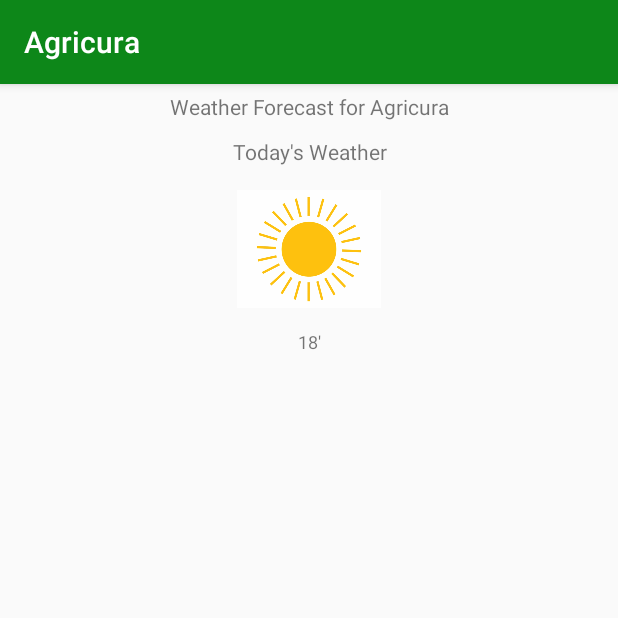
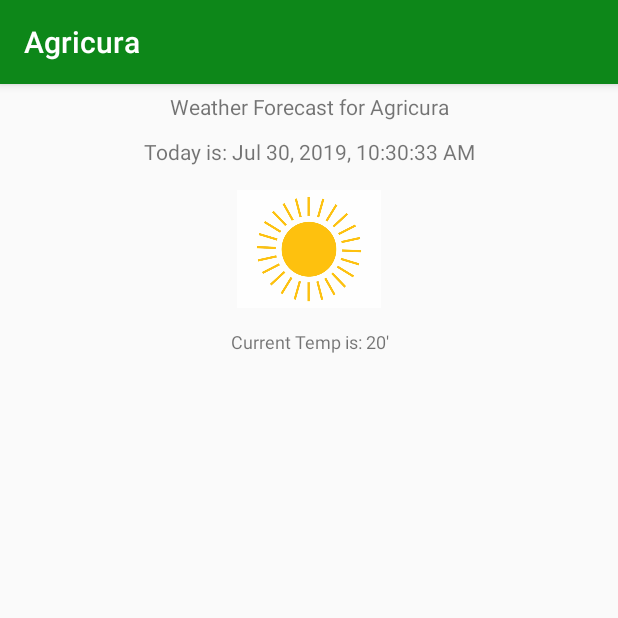
Before and after one commit to kzish/agricura, an Android app: the fragment WeatherFragment shown on its own in the app's theme, on a phone screen of 412 x 824 dp, the top half of it. Run offline under Robolectric (Android 15) with nearby library versions, the phone set to English and light mode, and no system bars; network calls fail.

```diff
--- a/app/src/main/java/net/centricdata/agricura/Fragments/WeatherFragment.java
+++ b/app/src/main/java/net/centricdata/agricura/Fragments/WeatherFragment.java
@@ -52,7 +52,7 @@
 import static java.time.LocalDate.now;
 
 
-public class WeatherFragment extends Fragment {
+public class WeatherFragment<view> extends Fragment {
 
     static String latitude;
     //= "-17.8581";
@@ -62,6 +62,7 @@
     public WeatherFragment() {
         // Required empty public constructor
     }
+    private View view;
 
 
     private static final int REQUEST_LOCATION=1;
@@ -75,33 +76,47 @@
 
     private ArrayList<DayForecastObject> forecastList;
     private WeatherViewAdapter adapter;
-   public static final String API_URL = "http://api.openweathermap.org/data/2.5/forecast/daily?id=4670592&cnt=7&units=metric&APPID=5ce3af43784cd035386cb1fe3ee4bd60";
+   public static final String API_URL = "http://api.openweathermap.org/data/2.5/forecast/daily?id=890299&cnt=6&units=metric&APPID=5ce3af43784cd035386cb1fe3ee4bd60";
 
    // public static final String API_URL = "http://api.openweathermap.org/data/2.5/forecast/daily?lat="+ latitude +" &lon=" +longitude +"&cnt=10&units=metric&APPID=5ce3af43784cd035386cb1fe3ee4bd60";
 
     @Override
     public View onCreateView(LayoutInflater inflater, ViewGroup container,
                              Bundle savedInstanceState) {
-        final View view = inflater.inflate(R.layout.fragment_weather,
+        //final View
+                view = inflater.inflate(R.layout.fragment_weather,
                 container, false);
 
+        showWeather();
         //adding location permissions
-
 
         ActivityCompat.requestPermissions(this.getActivity(), new String[]{Manifest.permission.ACCESS_FINE_LOCATION}, REQUEST_LOCATION);
 
-        showCurrentTemp = view.findViewById(R.id.show_current_temp);
-        showDateToday = view.findViewById(R.id.txtViewDate_today);
         mySwipeWeather = view.findViewById(R.id.weekly_refresh_layout);
-        weatherIcon = view.findViewById(R.id.imgViewWeatherIconFr);
 
         mySwipeWeather.setOnRefreshListener(new SwipeRefreshLayout.OnRefreshListener() {
             @Override
             public void onRefresh() {
 
-                forecastList = new ArrayList<>(7);
+                showWeather();
+            }
+        });
 
-             //   showWeather();
+        mySwipeWeather.setRefreshing(false);
+        return view;
+    }
+
+    private View showWeather() {
+
+        forecastList = new ArrayList<>(6);
+
+        //LayoutInflater inflater = getLayoutInflater();
+        //View myView = inflater.inflate(R.layout.fragment_weather, null);
+
+        showCurrentTemp = view.findViewById(R.id.show_current_temp);
+        showDateToday = view.findViewById(R.id.txtViewDate_today);
+
+        weatherIcon = view.findViewById(R.id.imgViewWeatherIconFr);
 
         RecyclerView weekRecyclerView = (RecyclerView) view.findViewById(R.id.weekRecyclerView);
         weekRecyclerView.setLayoutManager(new LinearLayoutManager(getContext()));
@@ -134,21 +149,9 @@
 
             getLocation();
         }
-            }
-
-        });
-Handler mHandler = new Handler();
-mHandler.postDelayed(new Runnable() {
-    @Override
-    public void run() {
-        mySwipeWeather.setRefreshing(false);
-    }
-},2000);
-
 
     return view;
     }
-
 
 
     private void getLocation() {
```
Lines whose indentation alone changed are shown as unchanged.
